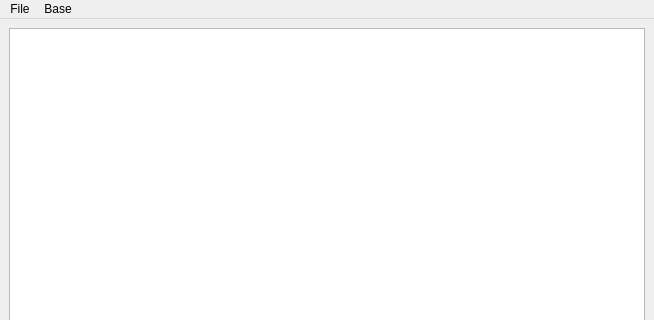
First picture: the form in src/gui/forms/main_window.ui, repository VitalikTsarik/linguistic-knowledge-base, before the edit; both pictures show x 0 to 654 and y 0 to 320 of the 654 by 651 pixel window.
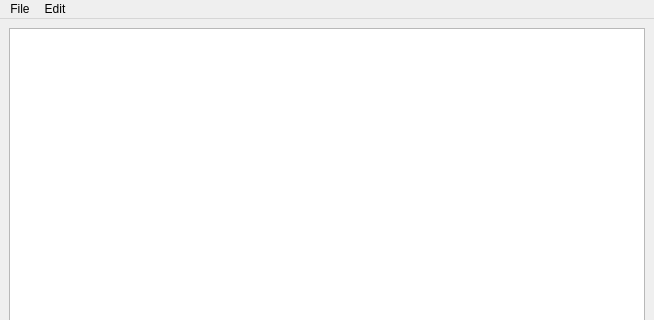
Second picture: the form after the edit.

Patch:
```diff
--- a/src/gui/forms/main_window.ui
+++ b/src/gui/forms/main_window.ui
@@ -96,7 +96,7 @@
    </widget>
    <widget class="QMenu" name="menuText">
     <property name="title">
-     <string>Base</string>
+     <string>Edit</string>
     </property>
     <addaction name="actionAddText"/>
    </widget>
```
Left out of the diff: 6 changed lines with no effect on the pictures.
